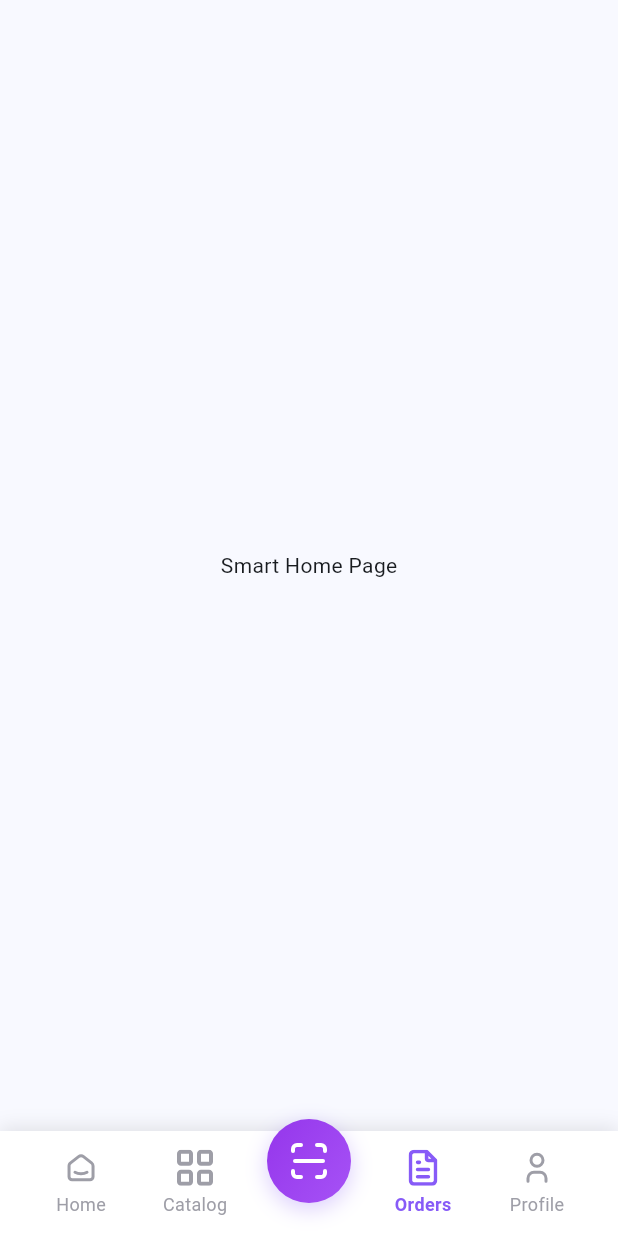
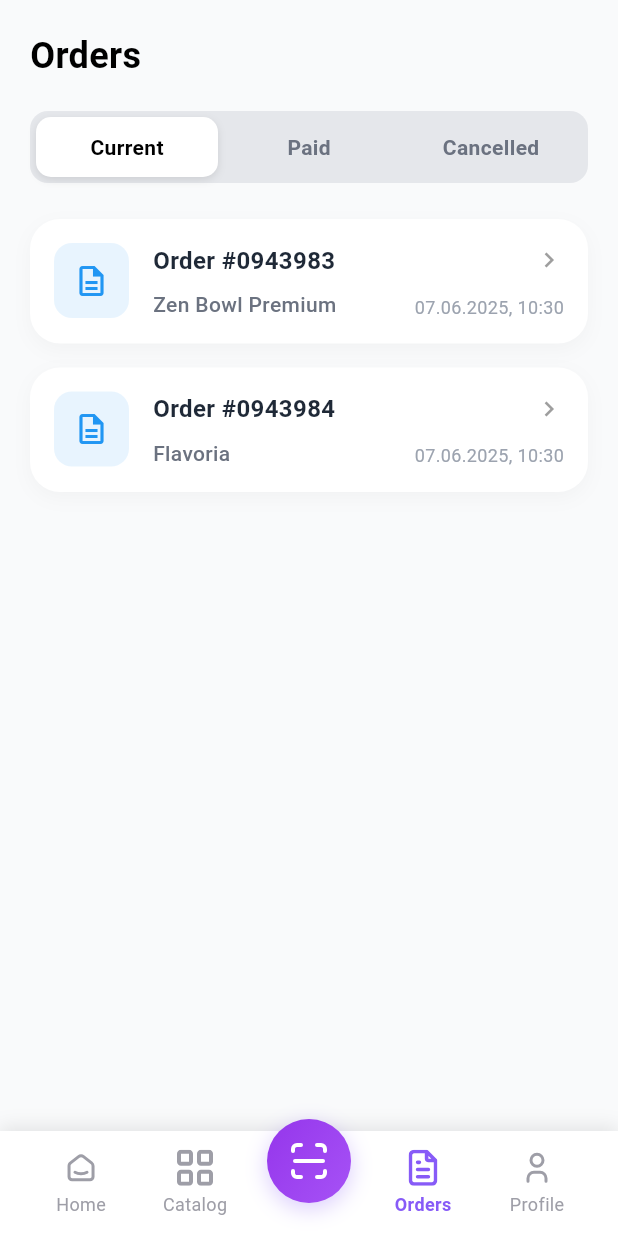
Before and after one commit to Quvonchbek-Qurbonov/smartmenu-front, a Flutter app: the screen it shows after launch, item 4 of the bottom bar chosen, on a phone screen of 412 x 824 dp. Run offline on Flutter 3.47's test engine with Material 3 defaults, Android fonts, the phone set to English and light mode, and no system bars; our stand-ins replace flutter_svg, go_router; network calls fail; Roboto replaces fonts that are missing (Outfit).

Commit message:
orders and orderDetails page

```diff
--- a/lib/screens/all_screen.dart
+++ b/lib/screens/all_screen.dart
@@ -1,6 +1,7 @@
 import 'package:flutter/material.dart';
 import 'package:my_flutter_app/screens/catalog/catalog_screen.dart';
 import 'package:my_flutter_app/screens/home/HomePage.dart';
+import 'package:my_flutter_app/screens/orders/OrderPage.dart';
 import 'package:my_flutter_app/widgets/common/BottomBar.dart';
 
 class HomeScreen extends StatefulWidget {
@@ -18,7 +19,7 @@ class _HomeScreenState extends State<HomeScreen> {
     Center(child: MenuSnapHomePage()),
     Center(child: CatalogPage()),
     Center(child: Text("Scan Page")),
-    Center(child: Text("Smart Home Page")),
+    Center(child: OrdersPage()),
     Center(child: Text("Profile Page")),
   ];
 
--- /dev/null
+++ b/lib/screens/orders/OrderPage.dart
@@ -0,0 +1,180 @@
+import 'package:flutter/material.dart';
+import 'package:my_flutter_app/screens/orders/orderDetails.dart';
+import 'package:my_flutter_app/widgets/orders/orderCard.dart';
+
+class OrdersPage extends StatefulWidget {
+  const OrdersPage({Key? key}) : super(key: key);
+
+  @override
+  State<OrdersPage> createState() => _OrdersPageState();
+}
+
+class _OrdersPageState extends State<OrdersPage> {
+  int _selectedIndex = 0; // 0: Current, 1: Paid, 2: Cancelled
+
+  final List<Map<String, String>> _orders = [
+    {
+      'id': 'Order #0943983',
+      'title': 'Zen Bowl Premium',
+      'date': '07.06.2025, 10:30',
+      'status': 'Current'
+    },
+    {
+      'id': 'Order #0943984',
+      'title': 'Flavoria',
+      'date': '07.06.2025, 10:30',
+      'status': 'Current'
+    },
+    // Added Paid/Cancelled orders to test filtering
+    {
+      'id': 'Order #0943001',
+      'title': 'Sushi Platter',
+      'date': '05.06.2025, 12:00',
+      'status': 'Paid'
+    },
+    {
+      'id': 'Order #0942999',
+      'title': 'Burger King',
+      'date': '01.06.2025, 18:45',
+      'status': 'Cancelled'
+    },
+  ];
+
+  List<Map<String, String>> get _filteredOrders {
+    String statusFilter;
+    switch (_selectedIndex) {
+      case 0:
+        statusFilter = 'Current';
+        break;
+      case 1:
+        statusFilter = 'Paid';
+        break;
+      case 2:
+        statusFilter = 'Cancelled';
+        break;
+      default:
+        statusFilter = 'Current';
+    }
+    return _orders.where((order) => order['status'] == statusFilter).toList();
+  }
+
+  @override
+  Widget build(BuildContext context) {
+    final displayOrders = _filteredOrders;
+
+    return Scaffold(
+      backgroundColor: const Color(0xFFF9FAFB),
+      body: SafeArea(
+        child: Padding(
+          padding: const EdgeInsets.symmetric(horizontal: 20.0),
+          child: Column(
+            crossAxisAlignment: CrossAxisAlignment.start,
+            children: [
+              const SizedBox(height: 20),
+              const Text(
+                'Orders',
+                style: TextStyle(
+                  fontSize: 24,
+                  fontWeight: FontWeight.bold,
+                  color: Colors.black,
+                ),
+              ),
+              const SizedBox(height: 20),
+
+              // Filter Tabs
+              Container(
+                width: double.infinity,
+                padding: const EdgeInsets.all(4),
+                decoration: BoxDecoration(
+                  color: const Color(0xFFE5E7EB),
+                  borderRadius: BorderRadius.circular(12),
+                ),
+                child: Row(
+                  children: [
+                    _buildTabItem(0, 'Current'),
+                    _buildTabItem(1, 'Paid'),
+                    _buildTabItem(2, 'Cancelled'),
+                  ],
+                ),
+              ),
+              const SizedBox(height: 24),
+
+              // List
+              Expanded(
+                child: displayOrders.isEmpty
+                    ? Center(
+                        child: Text(
+                          "No ${_selectedIndex == 0 ? 'current' : _selectedIndex == 1 ? 'paid' : 'cancelled'} orders",
+                          style: const TextStyle(color: Colors.grey),
+                        ),
+                      )
+                    : ListView.builder(
+                        itemCount: displayOrders.length,
+                        itemBuilder: (context, index) {
+                          final order = displayOrders[index];
+                          return OrderCard(
+                            orderId: order['id']!,
+                            title: order['title']!,
+                            dateTime: order['date']!,
+                            status: order['status']!,
+                            onTap: () {
+                              Navigator.push(
+                                context,
+                                MaterialPageRoute(
+                                  builder: (context) => OrderDetailPage(
+                                    orderId: order['id']!,
+                                    title: order['title']!,
+                                    status: order['status']!,
+                                  ),
+                                ),
+                              );
+                            },
+                          );
+                        },
+                      ),
+              ),
+            ],
+          ),
+        ),
+      ),
+    );
+  }
+
+  Widget _buildTabItem(int index, String label) {
+    final bool isSelected = _selectedIndex == index;
+    return Expanded(
+      child: GestureDetector(
+        onTap: () {
+          setState(() {
+            _selectedIndex = index;
+          });
+        },
+        child: Container(
+          padding: const EdgeInsets.symmetric(vertical: 10),
+          decoration: BoxDecoration(
+            color: isSelected ? Colors.white : Colors.transparent,
+            borderRadius: BorderRadius.circular(10),
+            boxShadow: isSelected
+                ? [
+                    BoxShadow(
+                      color: Colors.black.withOpacity(0.1),
+                      blurRadius: 4,
+                      offset: const Offset(0, 2),
+                    )
+                  ]
+                : [],
+          ),
+          child: Center(
+            child: Text(
+              label,
+              style: TextStyle(
+                fontWeight: FontWeight.w600,
+                color: isSelected ? Colors.black : const Color(0xFF6B7280),
+              ),
+            ),
+          ),
+        ),
+      ),
+    );
+  }
+}
--- /dev/null
+++ b/lib/widgets/orders/orderCard.dart
@@ -0,0 +1,138 @@
+
+import 'package:flutter/material.dart';
+
+class OrderCard extends StatelessWidget {
+  final String orderId;
+  final String title;
+  final String dateTime;
+  final String status; // Added status to determine color
+  final VoidCallback? onTap;
+
+  const OrderCard({
+    Key? key,
+    required this.orderId,
+    required this.title,
+    required this.dateTime,
+    required this.status,
+    this.onTap,
+  }) : super(key: key);
+
+  // Helper to get color based on status
+  Color get _statusColor {
+    switch (status) {
+      case 'Paid':
+        return Colors.green;
+      case 'Cancelled':
+        return Colors.red;
+      case 'Current':
+      default:
+        return Colors.blue;
+    }
+  }
+
+  // Helper to get bg color based on status
+  Color get _statusBgColor {
+    return _statusColor.withOpacity(0.1);
+  }
+
+  @override
+  Widget build(BuildContext context) {
+    return Container(
+      margin: const EdgeInsets.only(bottom: 16),
+      decoration: BoxDecoration(
+        color: Colors.white,
+        borderRadius: BorderRadius.circular(20),
+        boxShadow: [
+          BoxShadow(
+            color: Colors.black.withOpacity(0.03),
+            blurRadius: 10,
+            offset: const Offset(0, 4),
+          ),
+        ],
+      ),
+      child: Material(
+        color: Colors.transparent,
+        child: InkWell(
+          onTap: onTap,
+          borderRadius: BorderRadius.circular(20),
+          child: Padding(
+            padding: const EdgeInsets.all(16.0),
+            child: Row(
+              crossAxisAlignment: CrossAxisAlignment.start,
+              children: [
+                // Icon Box with Dynamic Colors
+                Container(
+                  width: 50,
+                  height: 50,
+                  decoration: BoxDecoration(
+                    color: _statusBgColor,
+                    borderRadius: BorderRadius.circular(12),
+                  ),
+                  child: Center(
+                    child: Icon(
+                      Icons.description_outlined,
+                      color: _statusColor,
+                      size: 24,
+                    ),
+                  ),
+                ),
+                const SizedBox(width: 16),
+
+                // Content Column
+                Expanded(
+                  child: Column(
+                    crossAxisAlignment: CrossAxisAlignment.start,
+                    children: [
+                      // Top Row: Order ID + Chevron
+                      Row(
+                        mainAxisAlignment: MainAxisAlignment.spaceBetween,
+                        children: [
+                          Text(
+                            orderId,
+                            style: const TextStyle(
+                              fontSize: 16,
+                              fontWeight: FontWeight.bold,
+                              color: Color(0xFF1F2937),
+                            ),
+                          ),
+                          const Icon(
+                            Icons.chevron_right,
+                            color: Colors.grey,
+                            size: 20,
+                          ),
+                        ],
+                      ),
+                      const SizedBox(height: 8),
+                      // Bottom Row: Title + Date
+                      Row(
+                        mainAxisAlignment: MainAxisAlignment.spaceBetween,
+                        crossAxisAlignment: CrossAxisAlignment.end,
+                        children: [
+                          Text(
+                            title,
+                            style: const TextStyle(
+                              fontSize: 14,
+                              color: Color(0xFF6B7280),
+                              fontWeight: FontWeight.w500,
+                            ),
+                          ),
+                          Text(
+                            dateTime,
+                            style: const TextStyle(
+                              fontSize: 12,
+                              color: Color(0xFF9CA3AF),
+                            ),
+                          ),
+                        ],
+                      ),
+                    ],
+                  ),
+                ),
+              ],
+            ),
+          ),
+        ),
+      ),
+    );
+  }
+}
```
Also changed, not shown: lib/screens/orders/orderDetails.dart (added, +311 -0 lines).
